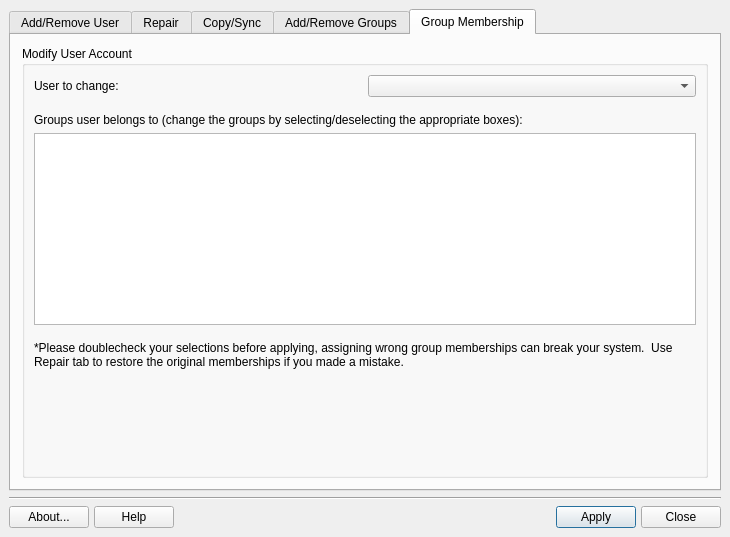
First picture: the form in meconfig.ui, repository MX-Linux/mx-user, before the edit.
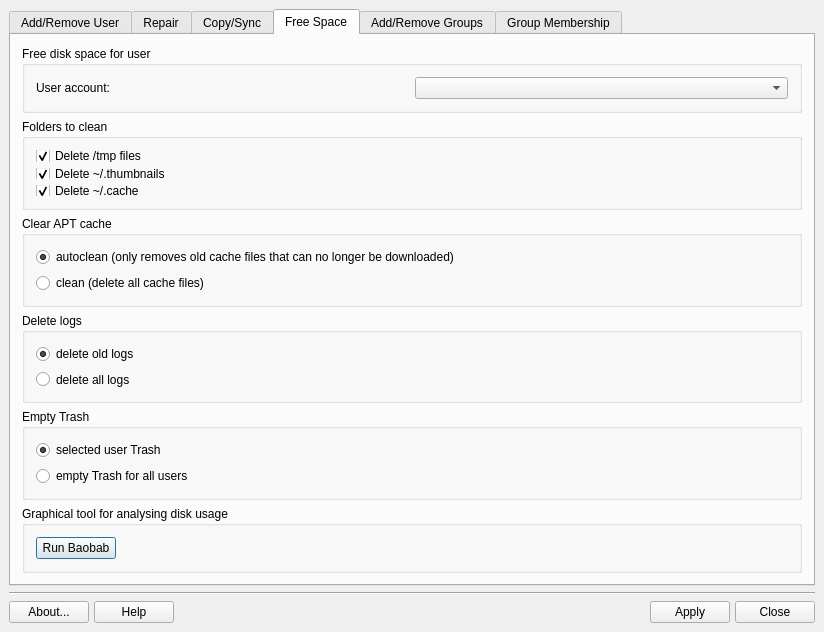
Second picture: the form after the edit. Icons and pictures are not drawn.

What changed in the file:
```diff
--- a/meconfig.ui
+++ b/meconfig.ui
@@ -6,8 +6,8 @@
    <rect>
     <x>0</x>
     <y>0</y>
-    <width>730</width>
-    <height>537</height>
+    <width>824</width>
+    <height>632</height>
    </rect>
   </property>
   <property name="sizePolicy">
@@ -42,7 +42,7 @@
    <item>
     <widget class="QTabWidget" name="tabWidget">
      <property name="currentIndex">
-      <number>4</number>
+      <number>3</number>
      </property>
      <widget class="QWidget" name="userTab">
       <attribute name="icon">
@@ -770,6 +770,226 @@
        </item>
       </layout>
      </widget>
+     <widget class="QWidget" name="freeSpaceTab">
+      <attribute name="icon">
+       <iconset>
+        <normaloff>../../../../../../../../usr/share/mx-user/icons/edit-clear.png</normaloff>../../../../../../../../usr/share/mx-user/icons/edit-clear.png</iconset>
+      </attribute>
+      <attribute name="title">
+       <string>Free Space</string>
+      </attribute>
+      <layout class="QVBoxLayout" name="verticalLayout">
+       <item>
+        <widget class="QGroupBox" name="groupBox_4">
+         <property name="title">
+          <string>Free disk space for user</string>
+         </property>
+         <layout class="QGridLayout" name="_8">
+          <item row="0" column="0">
+           <widget class="QLabel" name="userCleanLabel">
+            <property name="sizePolicy">
+             <sizepolicy hsizetype="Minimum" vsizetype="Minimum">
+              <horstretch>0</horstretch>
+              <verstretch>0</verstretch>
+             </sizepolicy>
+            </property>
+            <property name="toolTip">
+             <string>Select user to repair</string>
+            </property>
+            <property name="text">
+             <string>User account:</string>
+            </property>
+           </widget>
+          </item>
+          <item row="0" column="1">
+           <widget class="QComboBox" name="userCleanCB">
+            <property name="sizePolicy">
+             <sizepolicy hsizetype="Minimum" vsizetype="Minimum">
+              <horstretch>0</horstretch>
+              <verstretch>0</verstretch>
+             </sizepolicy>
+            </property>
+            <property name="toolTip">
+             <string>Select user to repair</string>
+            </property>
+           </widget>
+          </item>
+         </layout>
+        </widget>
+       </item>
+       <item>
+        <widget class="QGroupBox" name="groupBox_8">
+         <property name="title">
+          <string>Folders to clean</string>
+         </property>
+         <layout class="QVBoxLayout" name="verticalLayout_4">
+          <item>
+           <widget class="QCheckBox" name="tmpCheckBox">
+            <property name="text">
+             <string>Delete /tmp files</string>
+            </property>
+            <property name="checked">
+             <bool>true</bool>
+            </property>
+           </widget>
+          </item>
+          <item>
+           <widget class="QCheckBox" name="thumbCheckBox">
+            <property name="text">
+             <string>Delete ~/.thumbnails</string>
+            </property>
+            <property name="checked">
+             <bool>true</bool>
+            </property>
+           </widget>
+          </item>
+          <item>
+           <widget class="QCheckBox" name="cacheCheckBox">
+            <property name="text">
+             <string>Delete ~/.cache</string>
+            </property>
+            <property name="checked">
+             <bool>true</bool>
+            </property>
+           </widget>
+          </item>
+         </layout>
+        </widget>
+       </item>
+       <item>
+        <widget class="QGroupBox" name="groupBox_5">
+         <property name="title">
+          <string>Clear APT cache</string>
+         </property>
+         <layout class="QVBoxLayout" name="verticalLayout_3">
+          <item>
+           <widget class="QRadioButton" name="autocleanRB">
+            <property name="text">
+             <string>autoclean (only removes old cache files that can no longer be downloaded)</string>
+            </property>
+            <property name="checked">
+             <bool>true</bool>
+            </property>
+           </widget>
+          </item>
+          <item>
+           <widget class="QRadioButton" name="cleanRB">
+            <property name="text">
+             <string>clean (delete all cache files)</string>
+            </property>
+           </widget>
+          </item>
+         </layout>
+        </widget>
+       </item>
+       <item>
+        <widget class="QGroupBox" name="groupBox_6">
+         <property name="title">
+          <string>Delete logs</string>
+         </property>
+         <layout class="QVBoxLayout" name="verticalLayout_5">
+          <item>
+           <widget class="QRadioButton" name="oldLogsRB">
+            <property name="text">
+             <string>delete old logs</string>
+            </property>
+            <property name="checked">
+             <bool>true</bool>
+            </property>
+            <property name="autoExclusive">
+             <bool>true</bool>
+            </property>
+           </widget>
+          </item>
+          <item>
+           <widget class="QRadioButton" name="allLogsRB">
+            <property name="text">
+             <string>delete all logs</string>
+            </property>
+            <property name="checked">
+             <bool>false</bool>
+            </property>
+            <property name="autoExclusive">
+             <bool>true</bool>
+            </property>
+           </widget>
+          </item>
+         </layout>
+        </widget>
+       </item>
+       <item>
+        <widget class="QGroupBox" name="groupBox_7">
+         <property name="title">
+          <string>Empty Trash</string>
+         </property>
+         <layout class="QVBoxLayout" name="verticalLayout_2">
+          <item>
+           <widget class="QRadioButton" name="selectedUserCB">
+            <property name="autoFillBackground">
+             <bool>false</bool>
+            </property>
+            <property name="text">
+             <string>selected user Trash</string>
+            </property>
+            <property name="checked">
+             <bool>true</bool>
+            </property>
+           </widget>
+          </item>
+          <item>
+           <widget class="QRadioButton" name="allUsersCB">
+            <property name="text">
+             <string>empty Trash for all users</string>
+            </property>
+           </widget>
+          </item>
+         </layout>
+        </widget>
+       </item>
+       <item>
+        <widget class="QGroupBox" name="groupBox_2">
+         <property name="title">
+          <string>Graphical tool for analysing disk usage</string>
+         </property>
+         <layout class="QHBoxLayout" name="horizontalLayout">
+          <item>
+           <widget class="QPushButton" name="baobabPushButton">
+            <property name="text">
+             <string>Run Baobab</string>
+            </property>
+           </widget>
+          </item>
+          <item>
+           <spacer name="horizontalSpacer">
+            <property name="orientation">
+             <enum>Qt::Horizontal</enum>
+            </property>
+            <property name="sizeHint" stdset="0">
+             <size>
+              <width>40</width>
+              <height>20</height>
+             </size>
+            </property>
+           </spacer>
+          </item>
+         </layout>
+        </widget>
+       </item>
+       <item>
+        <spacer name="verticalSpacer_5">
+         <property name="orientation">
+          <enum>Qt::Vertical</enum>
+         </property>
+         <property name="sizeHint" stdset="0">
+          <size>
+           <width>20</width>
+           <height>40</height>
+          </size>
+         </property>
+        </spacer>
+       </item>
+      </layout>
+     </widget>
      <widget class="QWidget" name="groupTab">
       <attribute name="icon">
        <iconset>
```
Left out of the diff: 154 changed lines with no effect on the pictures.
